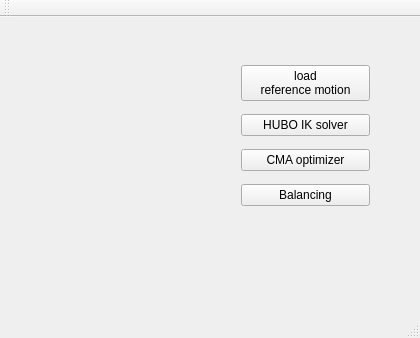
Qt form HuboCma/hubomaincontroller.ui (hpgit/hubocma) before a commit.
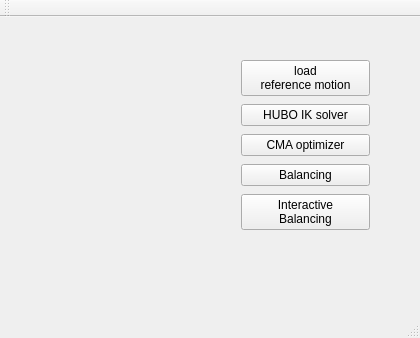
The same form after that commit.

```diff
--- a/HuboCma/hubomaincontroller.ui
+++ b/HuboCma/hubomaincontroller.ui
@@ -20,7 +20,7 @@
       <x>230</x>
       <y>30</y>
       <width>151</width>
-      <height>181</height>
+      <height>200</height>
      </rect>
     </property>
     <layout class="QVBoxLayout" name="verticalLayout">
@@ -53,6 +53,14 @@
        </property>
       </widget>
      </item>
+     <item>
+      <widget class="QPushButton" name="interBalanceDlgBtn">
+       <property name="text">
+        <string>Interactive
+Balancing</string>
+       </property>
+      </widget>
+     </item>
     </layout>
    </widget>
   </widget>
```
Left out of the diff: 2 changed lines with no effect on the pictures.
